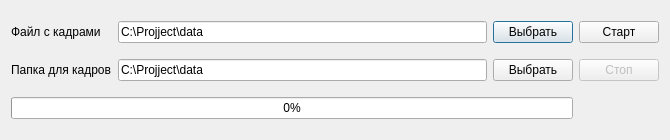
Before: the Qt Designer form forms/FileParserDialog.ui in reffum/digitizer_pc, drawn with Qt 5.
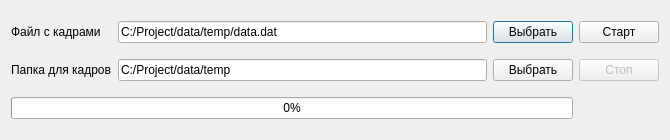
After: the same form once the commit is applied.

Patch:
```diff
--- a/forms/FileParserDialog.ui
+++ b/forms/FileParserDialog.ui
@@ -33,7 +33,7 @@
       </size>
      </property>
      <property name="text">
-      <string>C:\Projject\data</string>
+      <string>C:/Project/data/temp/data.dat</string>
      </property>
     </widget>
    </item>
@@ -67,7 +67,7 @@
       </size>
      </property>
      <property name="text">
-      <string>C:\Projject\data</string>
+      <string>C:/Project/data/temp</string>
      </property>
     </widget>
    </item>
```
